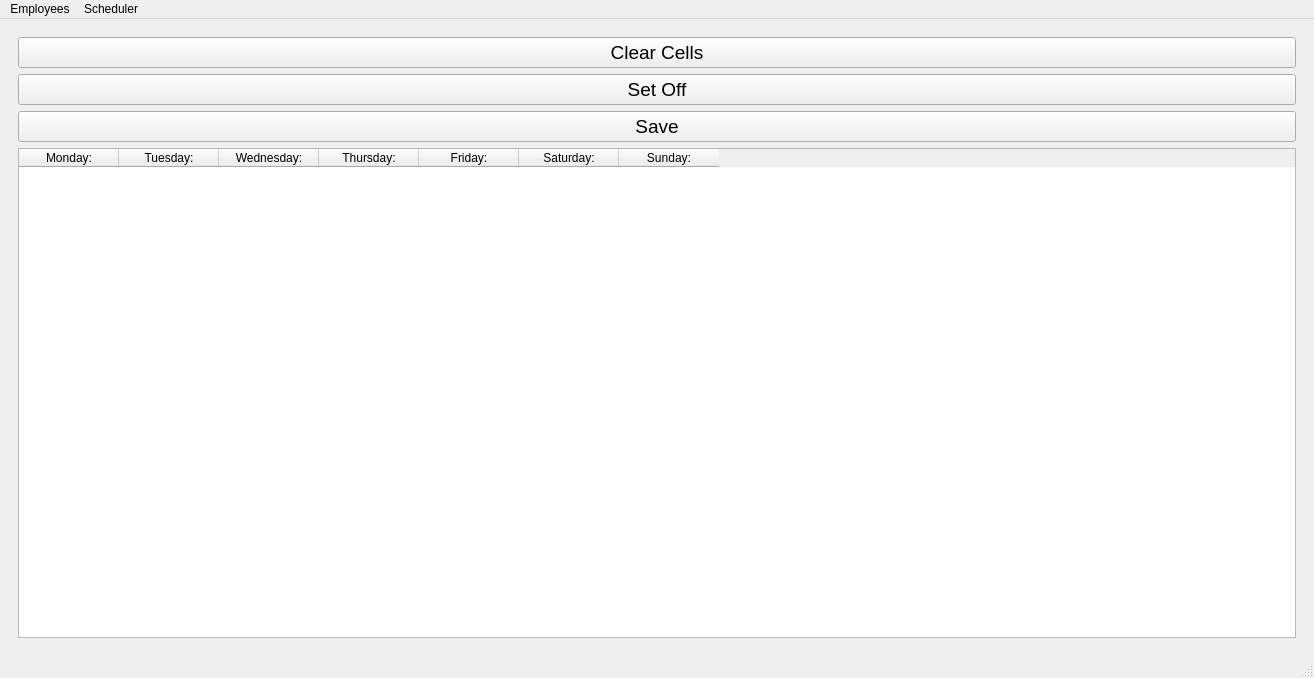
This is mainwindow.ui in camwick/qdobaScheduler as Qt 5 draws it before an edit. The edited form follows.
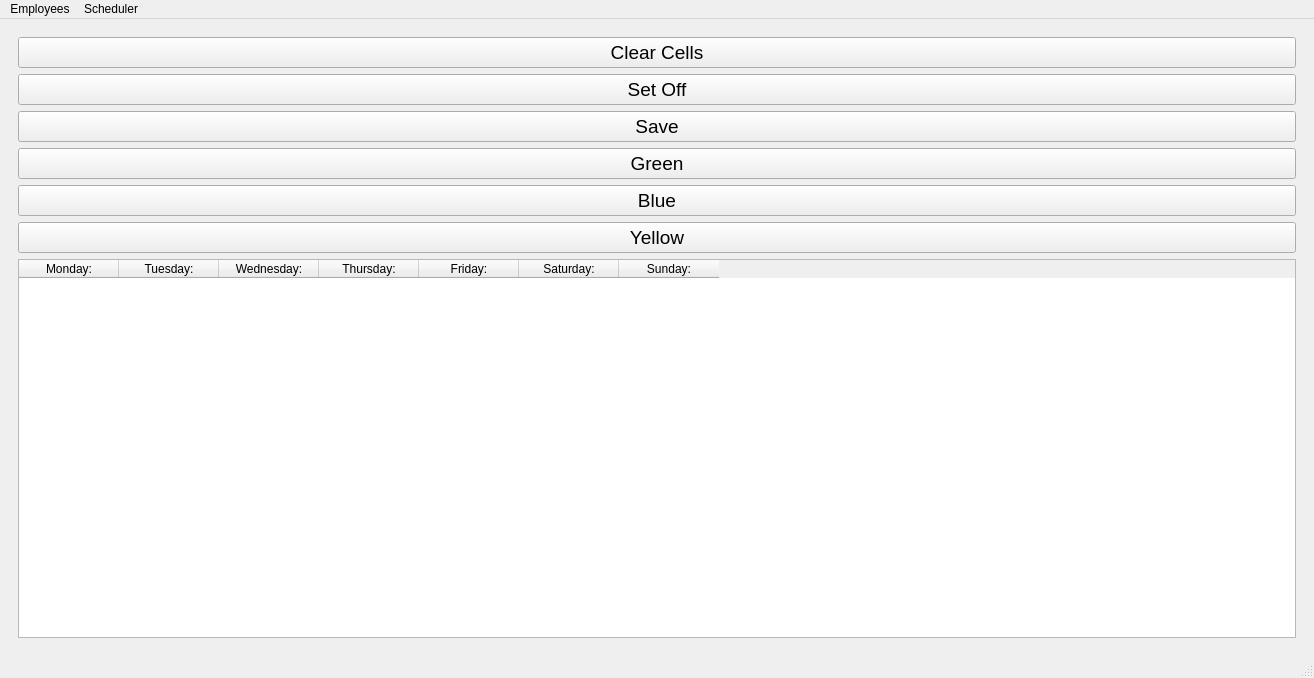
This is the edited form. Icons and pictures are not drawn.

Commit message: add three color buttons

```diff
--- a/mainwindow.ui
+++ b/mainwindow.ui
@@ -168,6 +168,27 @@
           </property>
          </widget>
         </item>
+        <item>
+         <widget class="QPushButton" name="pushButton_2">
+          <property name="text">
+           <string>Green</string>
+          </property>
+         </widget>
+        </item>
+        <item>
+         <widget class="QPushButton" name="pushButton">
+          <property name="text">
+           <string>Blue</string>
+          </property>
+         </widget>
+        </item>
+        <item>
+         <widget class="QPushButton" name="pushButton_3">
+          <property name="text">
+           <string>Yellow</string>
+          </property>
+         </widget>
+        </item>
         <item>
          <widget class="QTableWidget" name="tableWidget">
           <property name="statusTip">
```
Left out of the diff: 2 changed lines with no effect on the pictures. The commit also changes 2 other files.
